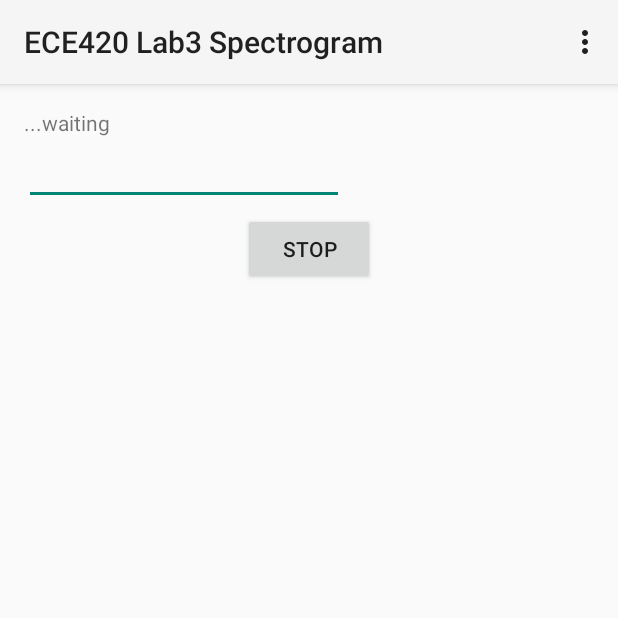
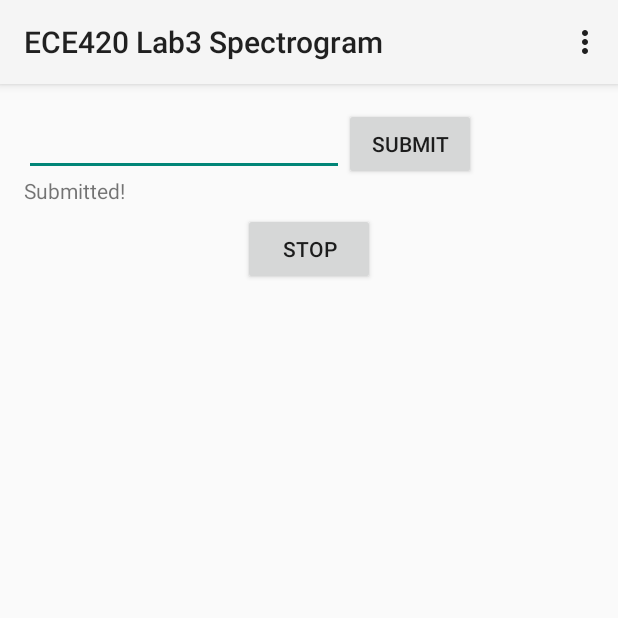
Before and after one commit to obrecht3/ECE420Projects, an Android app: the screen it shows after launch (MainActivity), in the options menu, after a tap on "Settings", on a phone screen of 412 x 824 dp, the top half of it. Run offline under Robolectric (Android 15) with nearby library versions, the phone set to English and light mode, and no system bars; 7 statements that could not run were skipped.

Commit message:
Text Input Works! Need to use it in C++

```diff
--- a/FinalProjectAndroid/app/src/main/java/com/ece420/lab3/MainActivity.java
+++ b/FinalProjectAndroid/app/src/main/java/com/ece420/lab3/MainActivity.java
@@ -34,10 +34,12 @@ import android.os.Bundle;
 import android.os.Handler;
 import android.support.annotation.NonNull;
 import android.support.v4.app.ActivityCompat;
+import android.view.KeyEvent;
 import android.view.Menu;
 import android.view.MenuItem;
 import android.view.View;
 import android.view.WindowManager;
+import android.view.inputmethod.EditorInfo;
 import android.widget.Button;
 import android.widget.EditText;
 import android.widget.Switch;
@@ -62,6 +64,7 @@ public class MainActivity extends Activity
 
     TextView notesInputRepeated;
     EditText notesInput;
+    Button submitButton;
 
     String  nativeSampleRate;
     String  nativeSampleBufSize;
@@ -106,57 +109,26 @@ public class MainActivity extends Activity
 
         // set up notesInput
         notesInput = (EditText) findViewById(R.id.notesInput);
-        notesInput.addTextChangedListener(new android.text.TextWatcher() {
-            public void afterTextChanged(android.text.Editable s) {
-                CharSequence currText = s.chars().toString();
-                notesInputRepeated.setText(currText);
+        notesInput.setOnEditorActionListener(new TextView.OnEditorActionListener() {
+            @Override
+            public boolean onEditorAction(TextView v, int actionId, KeyEvent keyEvent) {
+                boolean handled = false;
+                if (actionId == EditorInfo.IME_ACTION_DONE || actionId == EditorInfo.IME_ACTION_GO) {
+                    handleTextInput();
+                    handled = true;
+                }
+                return handled;
             }
-            public void beforeTextChanged(CharSequence s, int start, int count, int after){}
-            public void onTextChanged(CharSequence s, int start, int before, int count) {}
         });
-//        // setup switch
-//        simpleSwitch = (Switch) findViewById(R.id.switch_TDPSOLA);
-//        simpleSwitch.setOnClickListener(new View.OnClickListener() {
-//            @Override
-//            public void onClick(View view) {
-//                boolean switchState = simpleSwitch.isChecked();
-//
-//                writeNewSwitch(switchState);
-//            }
-//        });
-//
-//        // check current state of a Switch (true or false).
-//
-//
-//        // Setup UI
-//        freq_status_view = (TextView) findViewById(R.id.newFreqStatusText);
-//        freq_status_view.setText("Desired Output Frequency: 420 Hz");
-//        // Setup Seekbar and Initialize
-//        SeekBar mSeekbar = (SeekBar) findViewById(R.id.freqSeekBar);
-//        mSeekbar.setProgress(420);
-//        writeNewFreq(420);
-//        mSeekbar.setOnSeekBarChangeListener(new SeekBar.OnSeekBarChangeListener()
-//        {
-//            public void onProgressChanged(SeekBar seekBar, int progress, boolean fromUser)
-//            {
-//                int newFreq = progress + MIN_FREQ;
-//                freq_status_view.setText("Desired Output Frequency: " + Integer.toString(newFreq) + " Hz");
-//                writeNewFreq(newFreq);
-//            }
-//
-//            public void onStartTrackingTouch(SeekBar seekBar) {}
-//            public void onStopTrackingTouch(SeekBar seekBar) {}
-//        });
-//        // UI Variables and Setup
-//        stftView = (ImageView) this.findViewById(R.id.stftView);
-//        bitmap =  Bitmap.createBitmap((FRAME_SIZE), BITMAP_HEIGHT, Bitmap.Config.ARGB_8888);
-//        canvas = new Canvas(bitmap);
-//        canvas.drawColor(Color.BLACK);
-//        paint = new Paint();
-//        paint.setColor(Color.GREEN);
-//        paint.setStyle(Paint.Style.FILL);
-//        stftView.setImageBitmap(bitmap);
-//        initializeStftBackgroundThread(10);
+
+        // set up submitButton
+        submitButton = (Button) findViewById(R.id.submitButton);
+        submitButton.setOnClickListener(new View.OnClickListener() {
+            @Override
+            public void onClick(View view) {
+                handleTextInput();
+            }
+        });
 
         // Copied from OnClick handler
         if (ActivityCompat.checkSelfPermission(this, Manifest.permission.RECORD_AUDIO) !=
@@ -202,6 +174,22 @@ public class MainActivity extends Activity
         }
 
         return super.onOptionsItemSelected(item);
+    }
+
+    private void handleTextInput() {
+        String sequence = notesInput.getText().toString();
+
+        // check for valid input
+        String validChars = "12345678xX";
+        for (char c : sequence.toCharArray()) {
+            if (validChars.indexOf(c) < 0) {
+                notesInputRepeated.setText("ERROR: Input Must Only Contain 1-8 or x");
+                return;
+            }
+        }
+
+        notesInputRepeated.setText("Submitted!");
+        getNotesInput(sequence);
     }
 
     private void startEcho() {
@@ -414,7 +402,7 @@ public class MainActivity extends Activity
     public static native void stopPlay();
 
     public static native void getFftBuffer(FloatBuffer buffer);
-    public static native void writeNewFreq(int freq);
-    public static native void writeNewSwitch(boolean state);
+
+    public static native void getNotesInput(String input);
 
 }
--- a/FinalProjectAndroid/app/src/main/res/layout/activity_main.xml
+++ b/FinalProjectAndroid/app/src/main/res/layout/activity_main.xml
@@ -13,7 +13,7 @@
         android:id="@+id/capture_control_button"
         android:layout_width="wrap_content"
         android:layout_height="wrap_content"
-        android:layout_below="@id/notesInput"
+        android:layout_below="@id/notesInputRepeated"
         android:layout_centerInParent="true"
         android:layout_marginTop="5dp"
         android:onClick="onEchoClick"
@@ -23,13 +23,20 @@
         android:id="@+id/notesInput"
         android:layout_width="wrap_content"
         android:layout_height="wrap_content"
-        android:layout_below="@id/notesInputRepeated"
         android:ems="10"
         android:inputType="text" />
 
     <TextView
         android:id="@+id/notesInputRepeated"
         android:layout_width="wrap_content"
-        android:layout_height="wrap_content" />
+        android:layout_height="wrap_content"
+        android:layout_below="@id/notesInput"  />
+
+    <Button
+        android:id="@+id/submitButton"
+        android:layout_width="wrap_content"
+        android:layout_height="wrap_content"
+        android:text="Submit"
+        android:layout_toRightOf="@id/notesInput" />
 
 </RelativeLayout>
```
Also changed, not shown: 1 other file.
